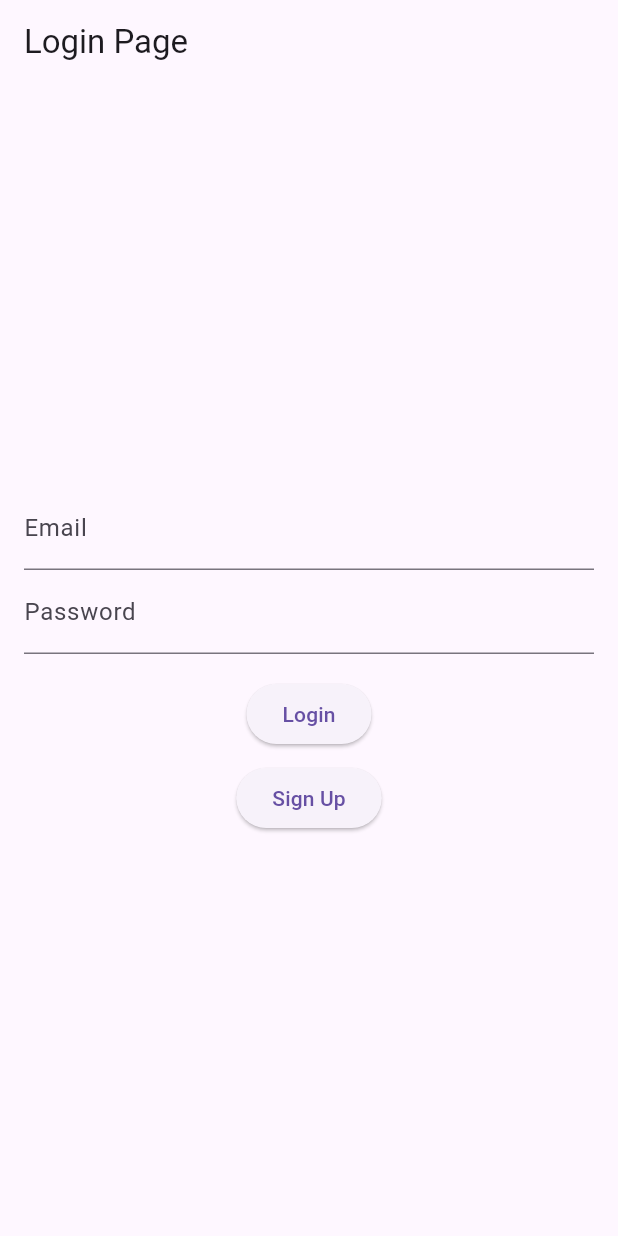
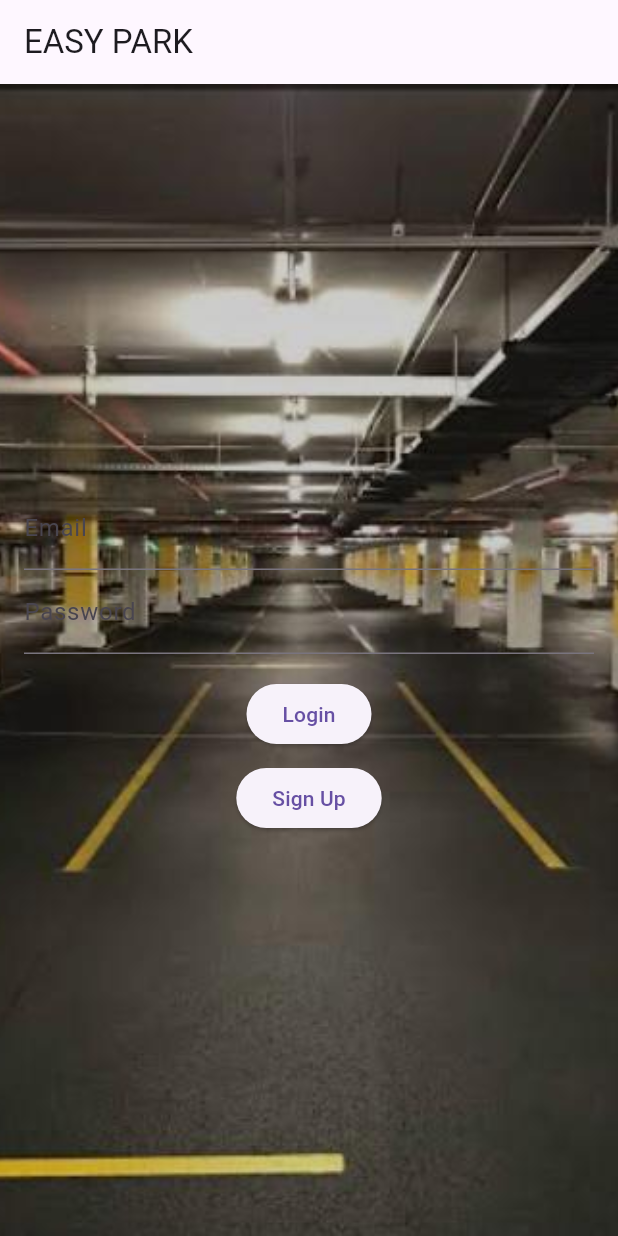
Before and after one commit to edgarmuyomba/parkingsystem, a Flutter app: the screen it shows after launch, on a phone screen of 412 x 824 dp. Run offline on Flutter 3.47's test engine with Material 3 defaults, Android fonts, the phone set to English and light mode, and no system bars; our stand-ins replace firebase_auth, firebase_core, flutter_countdown_timer; accounts and stored records are empty.

```diff
--- a/lib/HomePage.dart
+++ b/lib/HomePage.dart
@@ -1,7 +1,7 @@
 import 'package:flutter/material.dart';
 
-class HomeScreen extends StatelessWidget {
-  const HomeScreen({super.key});
+class HomePage extends StatelessWidget {
+  const HomePage({super.key});
 
   @override
   Widget build(BuildContext context) {
--- a/lib/login_page.dart
+++ b/lib/login_page.dart
@@ -50,9 +50,16 @@ class LoginPage extends StatelessWidget {
   Widget build(BuildContext context) {
     return Scaffold(
       appBar: AppBar(
-        title: const Text('Login Page'),
+        title: const Text('EASY PARK'),
       ),
-      body: Padding(
+       body: Container(
+        decoration: BoxDecoration(
+          image: DecorationImage(
+            image: AssetImage('assets/background_image.jpeg'), // Replace with your image asset path
+            fit: BoxFit.cover,
+          ),
+        ),
+      child: Padding(
         padding: const EdgeInsets.all(16.0),
         child: Column(
           mainAxisAlignment: MainAxisAlignment.center,
@@ -79,6 +86,7 @@ class LoginPage extends StatelessWidget {
           ],
         ),
       ),
+    ),
     );
   }
 }
--- a/pubspec.yaml
+++ b/pubspec.yaml
@@ -33,6 +33,8 @@ dependencies:
 
   #firebase_core: ^latest_version
   #firebase_auth: ^latest_version
+
+  flutter_countdown_timer: 4.1.0
 
 
   # The following adds the Cupertino Icons font to your application.
@@ -93,3 +95,5 @@ flutter:
   #
   # For details regarding fonts from package dependencies,
   # see https://flutter.dev/custom-fonts/#from-packages
+  assets:
+    - assets/background_image.jpeg
```
Also changed, not shown: lib/main.dart (+14 -103 lines), lib/my_vehicle_page.dart (+21 -2 lines), assets/background_image.jpeg (added), pubspec.lock.
